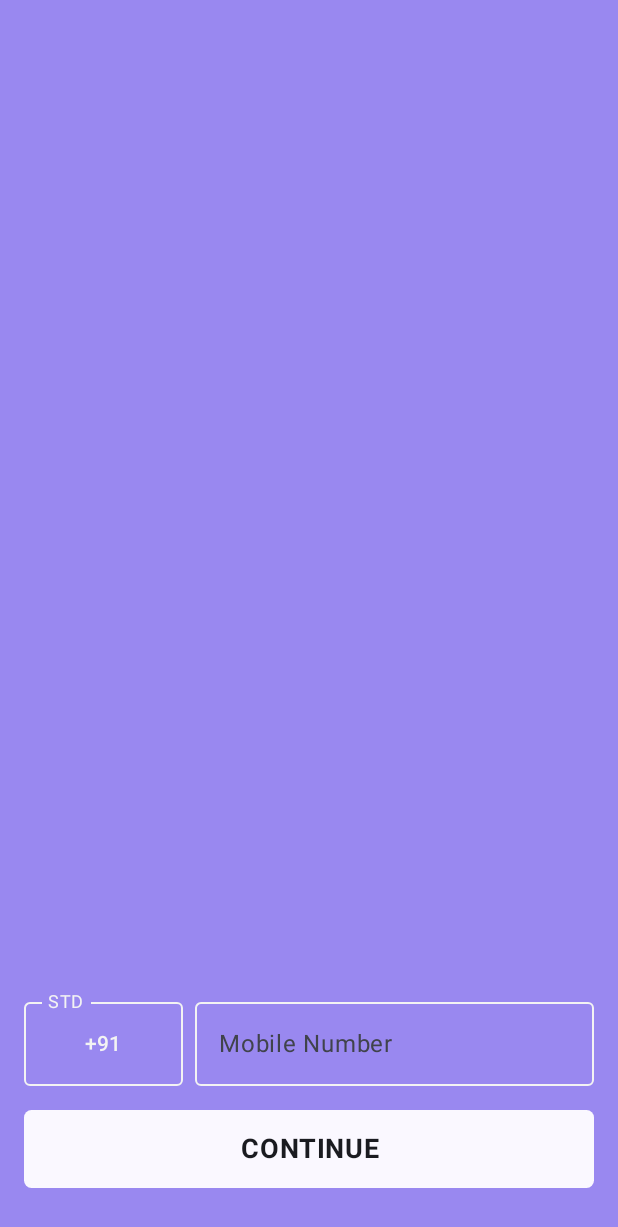
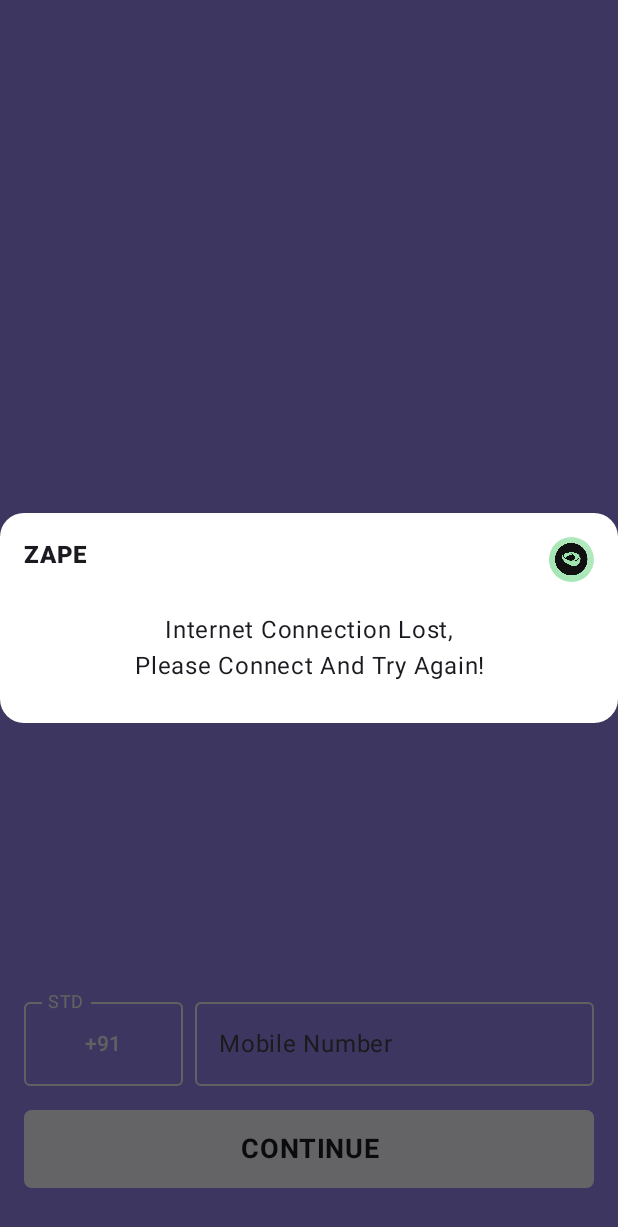
Before and after one commit to blazebizz/EvChargingAndroid, an Android app built with Jetpack Compose: the screen it shows after launch (MainActivity), on a phone screen of 412 x 824 dp. Shown: the top 1227 px of the screen. Run offline under Robolectric (Android 15) with nearby library versions, the phone set to English and light mode, and no system bars; our stand-ins replace Dagger/Hilt's generated code, Firebase (no records; nobody signed in at launch, a user with empty details on screens opened directly), accompanist; libraries missing offline, so code that uses them is left out: com.velox.lazeir; 1 statement that could not run was skipped.

Commit message:
added internet connectvity manager

```diff
--- a/app/build.gradle
+++ b/app/build.gradle
@@ -88,6 +88,7 @@ dependencies {
 
     implementation libs.lazier
     implementation libs.work.runtime.ktx
+    implementation libs.lifecycle.runtime.ktx
 
 
 }
--- a/app/src/main/java/com/blaze/classicbeat/MainActivity.kt
+++ b/app/src/main/java/com/blaze/classicbeat/MainActivity.kt
@@ -4,17 +4,36 @@ import android.Manifest
 import android.os.Bundle
 import androidx.activity.ComponentActivity
 import androidx.activity.compose.setContent
+import androidx.compose.foundation.Image
+import androidx.compose.foundation.background
+import androidx.compose.foundation.layout.Column
+import androidx.compose.foundation.layout.Row
+import androidx.compose.foundation.layout.Spacer
 import androidx.compose.foundation.layout.fillMaxSize
+import androidx.compose.foundation.layout.fillMaxWidth
+import androidx.compose.foundation.layout.height
+import androidx.compose.foundation.layout.padding
+import androidx.compose.foundation.shape.CircleShape
+import androidx.compose.foundation.shape.RoundedCornerShape
 import androidx.compose.material3.MaterialTheme
 import androidx.compose.material3.Surface
+import androidx.compose.material3.Text
 import androidx.compose.runtime.Composable
 import androidx.compose.runtime.LaunchedEffect
-import androidx.compose.runtime.getValue
 import androidx.compose.runtime.mutableStateOf
 import androidx.compose.runtime.remember
-import androidx.compose.runtime.setValue
 import androidx.compose.ui.Modifier
+import androidx.compose.ui.draw.clip
+import androidx.compose.ui.graphics.Color.Companion.White
+import androidx.compose.ui.platform.LocalContext
+import androidx.compose.ui.res.painterResource
+import androidx.compose.ui.text.font.FontWeight
+import androidx.compose.ui.text.style.TextAlign
+import androidx.compose.ui.unit.dp
+import androidx.compose.ui.window.Dialog
 import androidx.hilt.navigation.compose.hiltViewModel
+import androidx.lifecycle.LifecycleCoroutineScope
+import androidx.lifecycle.lifecycleScope
 import androidx.navigation.compose.rememberNavController
 import com.blaze.classicbeat.navigation.SetupNavGraph
 import com.blaze.core.ui.CoreUiViewModel
@@ -24,6 +43,7 @@ import com.blaze.core.utils.navigation.StartUpRoute
 import com.blaze.core.utils.util.RationaleState
 import com.google.accompanist.permissions.ExperimentalPermissionsApi
 import com.google.accompanist.permissions.rememberMultiplePermissionsState
+import com.velox.lazeir.utils.internetConnectivityListener
 import dagger.hilt.android.AndroidEntryPoint
 
 @AndroidEntryPoint
@@ -68,18 +88,27 @@ class MainActivity : ComponentActivity() {
                 }
             }
 
-            MainActivityScreen()
-
+            MainActivityScreen(lifecycleScope)
 
         }
     }
 }
 
 @Composable
-fun MainActivityScreen() {
+fun MainActivityScreen(lifecycleScope: LifecycleCoroutineScope) {
     ClassicBeatTheme {
         // A surface container using the 'background' color from the theme
         val coreUi = hiltViewModel<CoreUiViewModel>()
+        val isInternetAvailable = coreUi.isInternetAvailable
+        val context = LocalContext.current
+
+        internetConnectivityListener(lifecycleScope = lifecycleScope,
+            applicationContext = context,
+            onAvailable = { isInternetAvailable.value = true },
+            onUnAvailable = { isInternetAvailable.value = false },
+            onLosing = { isInternetAvailable.value = false },
+            onLost = { isInternetAvailable.value = false })
+
         Surface(
             modifier = Modifier.fillMaxSize(), color = MaterialTheme.colorScheme.background
         ) {
@@ -89,8 +118,43 @@ fun MainActivityScreen() {
                 navController = navGraphController,
                 coreUi = coreUi
             )
+
+            //region internet connectivity dialog
+            if (!coreUi.isInternetAvailable.value) {
+                Dialog(onDismissRequest = {
+                    coreUi.toast("Please Connect To Internet And Try Again")
+                }) {
+                    Column(
+                        modifier = Modifier
+                            .fillMaxWidth()
+                            .background(color = White, RoundedCornerShape(16.dp))
+                            .padding(16.dp)
+                    ) {
+                        Row(Modifier.height(40.dp)) {
+                            Text(text = "ZAPE", fontWeight = FontWeight.Black)
+                            Spacer(modifier = Modifier.weight(1f))
+                            Image(
+                                painter = painterResource(id = com.blaze.core.ui.R.drawable.logo_square),
+                                contentDescription = null,
+                                modifier = Modifier.height(30.dp).clip(CircleShape)
+                            )
+                        }
+
+                        Spacer(modifier = Modifier.height(10.dp))
+                        Text(
+                            text = "Internet Connection Lost,\nPlease Connect And Try Again!",
+                            modifier = Modifier.fillMaxWidth(),
+                            textAlign = TextAlign.Center
+                        )
+                        Spacer(modifier = Modifier.height(10.dp))
+                    }
+                }
+            }
+            //endregion
+
         }
+        InitSubUiComponents(coreUi)
 
-        InitSubUiComponents(coreUi)
+
     }
 }
--- a/core/ui/src/main/java/com/blaze/core/ui/CoreUiComponents.kt
+++ b/core/ui/src/main/java/com/blaze/core/ui/CoreUiComponents.kt
@@ -1,9 +1,12 @@
 package com.blaze.core.ui
 
-import androidx.compose.foundation.clickable
+import android.widget.Toast
+import androidx.compose.foundation.background
+import androidx.compose.foundation.layout.Box
+import androidx.compose.foundation.layout.height
 import androidx.compose.foundation.layout.padding
 import androidx.compose.foundation.layout.statusBarsPadding
-import androidx.compose.material3.Icon
+import androidx.compose.foundation.layout.wrapContentSize
 import androidx.compose.material3.Snackbar
 import androidx.compose.material3.Text
 import androidx.compose.runtime.Composable
@@ -11,12 +14,16 @@ import androidx.compose.runtime.LaunchedEffect
 import androidx.compose.runtime.mutableStateOf
 import androidx.compose.runtime.remember
 import androidx.compose.ui.Modifier
-import androidx.compose.ui.res.painterResource
+import androidx.compose.ui.draw.blur
+import androidx.compose.ui.graphics.BlurEffect
+import androidx.compose.ui.graphics.Color
+import androidx.compose.ui.platform.LocalContext
 import androidx.compose.ui.unit.dp
+import com.blaze.core.ui.ui.theme.PrimaryColor
 
 @Composable
 fun InitSubUiComponents(model: CoreUiViewModel) {
-
+val context = LocalContext.current
     //region Snackbar
     val showSnackBar = remember { mutableStateOf(false) }
     LaunchedEffect(key1 = model.snackbarValue.value.first) {
@@ -29,17 +36,25 @@ fun InitSubUiComponents(model: CoreUiViewModel) {
         Snackbar(
             Modifier
                 .statusBarsPadding()
-                .padding(16.dp), dismissAction = {
-            Icon(
-                painter = painterResource(id = R.drawable.baseline_close_24),
-                contentDescription = null,
-                modifier = Modifier.clickable {
-                    showSnackBar.value = false
-                }
-            )
-        }) {
-            Text(text = model.snackbarValue.value.second)
+                .padding(16.dp)
+                .height(50.dp)
+        ) {
+
+                Text(text = model.snackbarValue.value.second)
+
         }
     }
     //endregion
+
+    //region toast
+    LaunchedEffect(key1 = model.toast.value ){
+        Toast.makeText(context, model.toast.value, Toast.LENGTH_SHORT).show()
+    }
+
+
+
+
+    //endregion
+
+
 }
--- a/core/ui/src/main/java/com/blaze/core/ui/CoreUiViewModel.kt
+++ b/core/ui/src/main/java/com/blaze/core/ui/CoreUiViewModel.kt
@@ -11,10 +11,11 @@ import javax.inject.Inject
 
 @HiltViewModel
 class CoreUiViewModel @Inject constructor(): ViewModel(){
+    val isInternetAvailable: MutableState<Boolean> = mutableStateOf(false)
     internal val snackbarValue :MutableState<Pair<Boolean,String>> = mutableStateOf(Pair(false, ""))
-    internal val toast :MutableState<Pair<Boolean,String>> = mutableStateOf(Pair(false, ""))
+    internal val toast :MutableState<String> = mutableStateOf( "Welcome")
 
-    fun snackbar(message:String=""){
+    fun snackbar(message:String){
         viewModelScope.launch {
             snackbarValue.value = Pair(true, message)
             delay(3000)
@@ -23,5 +24,11 @@ class CoreUiViewModel @Inject constructor(): ViewModel(){
         }
     }
 
+    fun toast(message:String){
+        viewModelScope.launch {
+            toast.value = message
+        }
+    }
+
 
 }
--- a/core/ui/src/main/java/com/blaze/core/ui/components/UploadImageLayout.kt
+++ b/core/ui/src/main/java/com/blaze/core/ui/components/UploadImageLayout.kt
@@ -27,8 +27,7 @@ import androidx.compose.ui.res.painterResource
 import androidx.compose.ui.text.style.TextAlign
 import androidx.compose.ui.unit.dp
 import com.blaze.core.ui.R
-import com.blaze.core.ui.ui.theme.LightGray
-import com.blaze.core.ui.ui.theme.MarbleWhite
+import com.blaze.core.ui.ui.theme.SeaSalt
 import com.blaze.core.utils.util.getBitmapFromUri
 
 
@@ -50,7 +49,7 @@ fun UploadImageLayout(title: String, uri: MutableState<Uri?>, onClick: () -> Uni
                 .background(Color.Transparent, RoundedCornerShape(10.dp))
 
                 .border(
-                    2.dp, LightGray, RoundedCornerShape(10.dp)
+                    2.dp, SeaSalt, RoundedCornerShape(10.dp)
                 ), contentAlignment = Alignment.Center
         ) {
             if (uri.value != null) {
--- a/core/ui/src/main/java/com/blaze/core/ui/ui/theme/Color.kt
+++ b/core/ui/src/main/java/com/blaze/core/ui/ui/theme/Color.kt
@@ -11,7 +11,6 @@ val SeaSalt = Color(0xFFF6F6F6)
 val Night = Color(0xFF101110)
 
 val MarbleWhite = Color(0xFFE7E9EA)
-val LightGray = Color(0xFFD2D4D5)
 
 val AntiFlashWhite = Color(0xFFF3F3F3)
 val LotionWhite = Color(0xFFFAFAFA)
--- a/gradle/libs.versions.toml
+++ b/gradle/libs.versions.toml
@@ -16,7 +16,7 @@ espresso-core = "3.5.1"
 appcompat = "1.6.1"
 material = "1.9.0"
 lifecycle-runtime-ktx = "2.6.1"
-work-runtime-ktx = "2.7.1"
+work-runtime-ktx = "2.8.1"
 activity-compose = "1.7.2"
 compose-bom = "2023.08.00"
 compose-navigation = "2.7.1"
@@ -35,7 +35,7 @@ systemuicontroller="0.27.0"
 
 lottieVersion = "6.1.0"
 
-lazier = "1.0.2"
+lazier = "1.0.4"
 
 [libraries]
 core-ktx = { group = "androidx.core", name = "core-ktx", version.ref = "core-ktx" }
```
Also changed, not shown: feature/dashboard/src/main/java/com/blaze/feature/dashboard/screen/sidenav/SideNavigationScreen.kt (+70 -44 lines), 6 other files.
